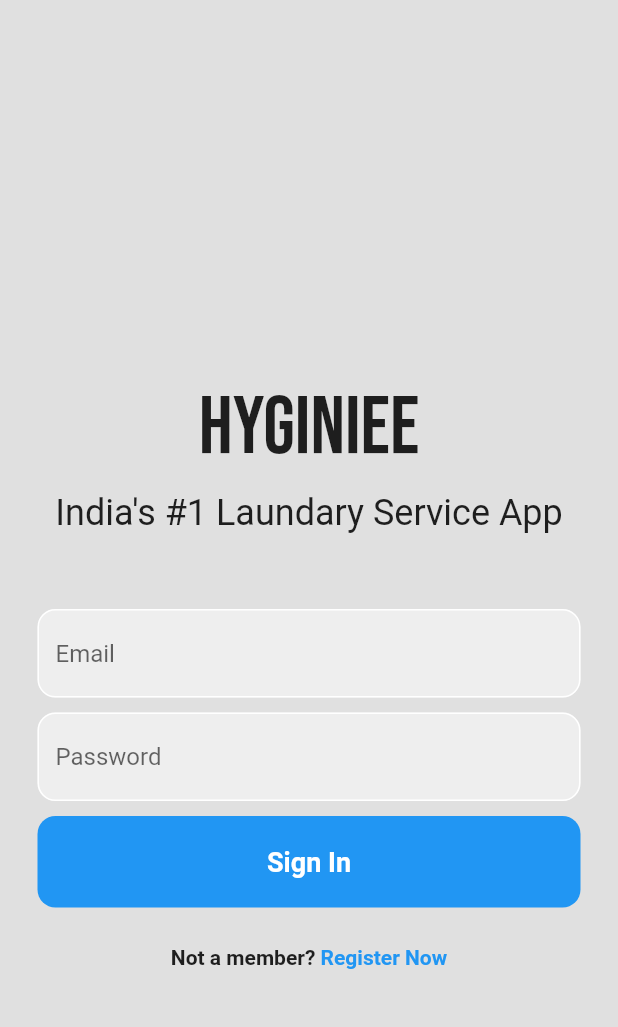
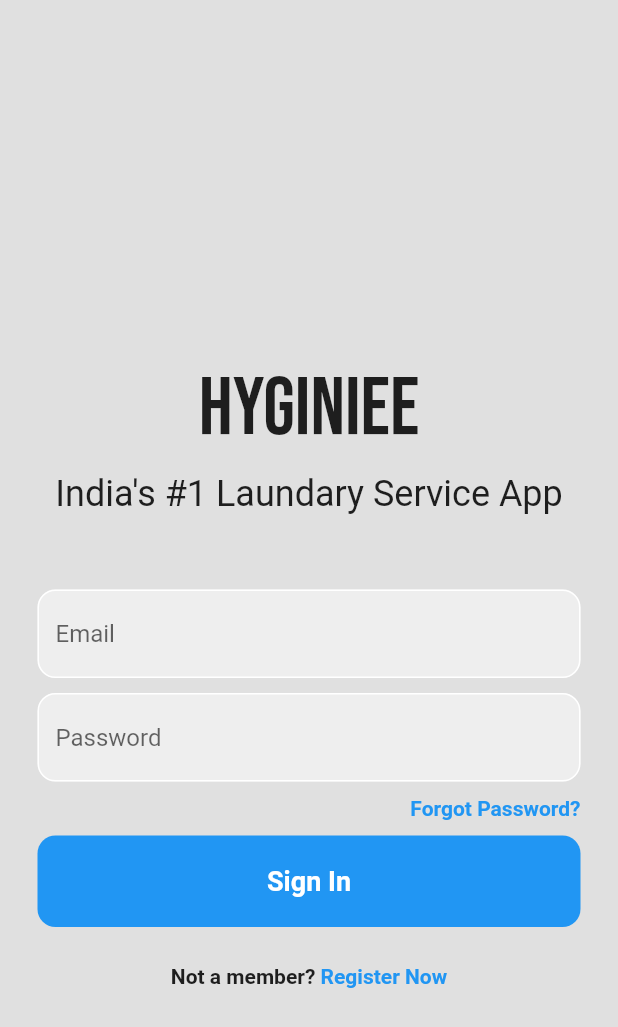
Before and after one commit to kartikeypathak/Hyginiee-App, a Flutter app: the screen it shows after launch, on a phone screen of 412 x 824 dp. Shown: the top 1027 px of the screen. Run offline on Flutter 3.47's test engine with Material 2 defaults, Android fonts, the phone set to English and light mode, and no system bars; our stand-ins replace firebase_auth, firebase_core, google_fonts; accounts and stored records are empty.

Commit message:
SignUp Page Added and Forgot password button added

```diff
--- /dev/null
+++ b/lib/auth/auth_page.dart
@@ -0,0 +1,30 @@
+import 'package:flutter/material.dart';
+import 'package:hyginieeapp/pages/login_page.dart';
+import 'package:hyginieeapp/pages/register_page.dart';
+
+class AuthPage extends StatefulWidget {
+  const AuthPage({Key? key}) : super(key: key);
+
+  @override
+  State<AuthPage> createState() => _AuthPageState();
+}
+
+class _AuthPageState extends State<AuthPage> {
+
+  bool showLoginPage = true;
+
+  void toggleScreens() {
+    setState(() {
+      showLoginPage = !showLoginPage;
+    });
+  }
+
+  @override
+  Widget build(BuildContext context) {
+    if (showLoginPage) {
+      return LoginPage(showRegisterPage: toggleScreens);
+    } else {
+      return RegisterPage(showLoginPage: toggleScreens);
+    }
+  }
+}
--- a/lib/main_page.dart
+++ b/lib/auth/main_page.dart
@@ -1,7 +1,7 @@
 import 'package:firebase_auth/firebase_auth.dart';
 import 'package:flutter/material.dart';
-import 'package:hyginieeapp/login_page.dart';
-import './home_page.dart';
+import '../pages/home_page.dart';
+import '../auth/auth_page.dart';
 
 class MainPage extends StatelessWidget {
   const MainPage({Key? key}) : super(key: key);
@@ -14,7 +14,7 @@ class MainPage extends StatelessWidget {
         if (snapshot.hasData) {
           return HomePage();
         } else{
-          return LoginPage();
+          return AuthPage();
         }
       },),
     );
--- a/lib/main.dart
+++ b/lib/main.dart
@@ -1,7 +1,7 @@
 import 'package:flutter/material.dart';
 import 'package:firebase_core/firebase_core.dart';
-import 'package:hyginieeapp/main_page.dart';
-import './login_page.dart';
+import './auth/main_page.dart';
+import './pages/login_page.dart';
 
 void main() async {
   WidgetsFlutterBinding.ensureInitialized();
--- a/lib/login_page.dart
+++ b/lib/pages/login_page.dart
@@ -3,7 +3,9 @@ import 'package:flutter/material.dart';
 import 'package:google_fonts/google_fonts.dart';
 
 class LoginPage extends StatefulWidget {
-  const LoginPage({Key? key}) : super(key: key);
+  final VoidCallback showRegisterPage;
+
+  const LoginPage({Key? key, required this.showRegisterPage}) : super(key: key);
 
   @override
   State<LoginPage> createState() => _LoginPageState();
@@ -38,10 +40,8 @@ class _LoginPageState extends State<LoginPage> {
             child: Column(
               mainAxisAlignment: MainAxisAlignment.center,
               children: [
-                // Icon(
-                //   Icons.android,
-                //   size: 100,
-                // ),
+                // Hyginiee Icon put here
+
                 SizedBox(
                   height: 75,
                 ),
@@ -53,7 +53,7 @@ class _LoginPageState extends State<LoginPage> {
                 ),
                 SizedBox(height: 10),
                 Text(
-                  'India\'s'' #1 Laundary Service App',
+                  'India\'s' ' #1 Laundary Service App',
                   style: TextStyle(
                     fontSize: 24,
                   ),
@@ -103,6 +103,28 @@ class _LoginPageState extends State<LoginPage> {
                     ),
                   ),
                 ),
+                SizedBox(height: 10),
+
+                Padding(
+                  padding: const EdgeInsets.symmetric(horizontal: 25.0),
+                  child: Row(
+                    mainAxisAlignment: MainAxisAlignment.end,
+                    children: [
+                      GestureDetector(
+                        onTap: () {
+                          Navigator.push(context, MaterialPageRoute(builder: (context) {
+                            return ForgotPasswordPage();
+                          }));
+                        },
+                        child: Text(
+                          'Forgot Password?',
+                          style: TextStyle(
+                              color: Colors.blue, fontWeight: FontWeight.bold),
+                        ),
+                      ),
+                    ],
+                  ),
+                ),
 
                 SizedBox(height: 10),
 
@@ -133,6 +155,8 @@ class _LoginPageState extends State<LoginPage> {
 
                 SizedBox(height: 25),
 
+                // SignUp button
+
                 Row(
                   mainAxisAlignment: MainAxisAlignment.center,
                   children: [
@@ -142,11 +166,14 @@ class _LoginPageState extends State<LoginPage> {
                         fontWeight: FontWeight.bold,
                       ),
                     ),
-                    Text(
-                      ' Register Now',
-                      style: TextStyle(
-                        color: Colors.blue,
-                        fontWeight: FontWeight.bold,
+                    GestureDetector(
+                      onTap: widget.showRegisterPage,
+                      child: Text(
+                        ' Register Now',
+                        style: TextStyle(
+                          color: Colors.blue,
+                          fontWeight: FontWeight.bold,
+                        ),
                       ),
                     ),
                   ],
```
Also changed, not shown: lib/pages/register_page.dart (added, +199 -0 lines), lib/pages/forgot_password_page.dart (added), lib/pages/home_page.dart (renamed from lib/home_page.dart).
